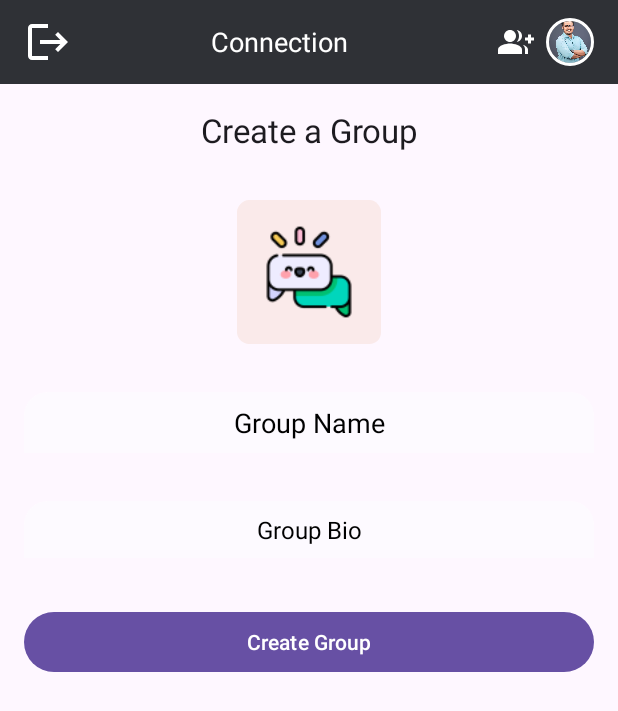
After one commit to jubayerappdev/Connection, an Android app: the CreateGroupFragment screen opened through its navigation route, on a phone screen of 412 x 824 dp. The commit adds this screen. Shown: the top 711 px of the screen. Run offline under Robolectric (Android 15) with nearby library versions, the phone set to English and light mode, and no system bars; our stand-ins replace CircleImageView, Firebase (no records; nobody signed in at launch, a user with empty details on screens opened directly); libraries missing offline, so code that uses them is left out: com.karumi.dexter; 2 statements that could not run were skipped.

```diff
--- /dev/null
+++ b/app/src/main/java/com/creativeitinstitute/connection/CreateGroupFragment.kt
@@ -0,0 +1,22 @@
+package com.creativeitinstitute.connection
+
+import android.os.Bundle
+import androidx.fragment.app.Fragment
+import android.view.LayoutInflater
+import android.view.View
+import android.view.ViewGroup
+
+
+class CreateGroupFragment : Fragment() {
+
+
+    override fun onCreateView(
+        inflater: LayoutInflater, container: ViewGroup?,
+        savedInstanceState: Bundle?
+    ): View? {
+        // Inflate the layout for this fragment
+        return inflater.inflate(R.layout.fragment_create_group, container, false)
+    }
+
+
+}
--- a/app/src/main/java/com/creativeitinstitute/connection/EditProfileFragment.kt
+++ b/app/src/main/java/com/creativeitinstitute/connection/EditProfileFragment.kt
@@ -15,7 +15,7 @@ import com.creativeitinstitute.connection.databinding.FragmentEditProfileBinding
 import com.creativeitinstitute.connection.databinding.FragmentProfileBinding
 import com.creativeitinstitute.connection.nodes.DBNODES
 import com.creativeitinstitute.connection.utils.User
-import com.creativeitinstitute.connection.views.profile.ProfileFragment.Companion.USERID
+//import com.creativeitinstitute.connection.views.profile.ProfileFragment.Companion.USERID
 import com.github.dhaval2404.imagepicker.ImagePicker
 import com.google.firebase.auth.FirebaseAuth
 import com.google.firebase.auth.FirebaseUser
--- a/app/src/main/java/com/creativeitinstitute/connection/nodes/DBNODES.kt
+++ b/app/src/main/java/com/creativeitinstitute/connection/nodes/DBNODES.kt
@@ -2,4 +2,5 @@ package com.creativeitinstitute.connection.nodes
 
 object DBNODES {
     const val USER = "User"
+    const val CHATS = "Chats"
 }
--- a/app/src/main/res/layout/fragment_chat.xml
+++ b/app/src/main/res/layout/fragment_chat.xml
@@ -50,6 +50,7 @@
             app:layout_constraintTop_toTopOf="@id/profile_image" />
 
         <TextView
+            android:id="@+id/emailTV"
             android:layout_width="wrap_content"
             android:layout_height="wrap_content"
             android:fontFamily="@font/roboto"
@@ -96,6 +97,7 @@
         app:layout_constraintEnd_toEndOf="parent"
         app:layout_constraintStart_toStartOf="parent">
         <EditText
+            android:id="@+id/inputMsg"
             android:drawableStart="@drawable/ic_write_24"
             android:textColorHint="@color/purple_text"
             android:layout_margin="4dp"
--- /dev/null
+++ b/app/src/main/res/layout/fragment_create_group.xml
@@ -0,0 +1,81 @@
+<?xml version="1.0" encoding="utf-8"?>
+<LinearLayout xmlns:android="http://schemas.android.com/apk/res/android"
+    xmlns:tools="http://schemas.android.com/tools"
+    android:layout_width="match_parent"
+    android:layout_height="match_parent"
+    xmlns:app="http://schemas.android.com/apk/res-auto"
+    android:orientation="vertical"
+    android:gravity="center_horizontal"
+    tools:context=".CreateGroupFragment">
+
+    <include
+        android:id="@+id/topBar"
+        layout="@layout/topbar"
+        android:layout_width="match_parent"
+        android:layout_height="wrap_content"
+        app:layout_constraintEnd_toEndOf="parent"
+        app:layout_constraintStart_toStartOf="parent"
+        app:layout_constraintTop_toTopOf="parent" />
+
+    <TextView
+        android:layout_margin="16dp"
+        android:fontFamily="@font/roboto"
+        android:textAppearance="@style/TextAppearance.Material3.TitleLarge"
+        android:gravity="center"
+        android:text="Create a Group"
+        android:layout_width="match_parent"
+        android:layout_height="wrap_content"/>
+
+    <ImageView
+        android:id="@+id/profileImage"
+        android:layout_margin="16dp"
+        android:layout_width="96dp"
+        android:layout_height="96dp"
+        android:layout_gravity="center_horizontal"
+        android:contentDescription="Profile Image"
+        android:scaleType="centerCrop"
+        android:src="@mipmap/ic_launcher_round" />
+
+    <EditText
+        android:id="@+id/fullName"
+        android:padding="8dp"
+        android:background="@drawable/top_rounded_chat_back"
+        android:paddingHorizontal="16dp"
+        android:gravity="center"
+        android:inputType="text"
+        android:layout_width="match_parent"
+        android:layout_height="wrap_content"
+        android:layout_gravity="center_horizontal"
+        android:layout_margin="16dp"
+        android:text="Group Name"
+        android:textColor="@android:color/black"
+
+        />
+
+
+
+    <EditText
+        android:id="@+id/bio"
+        android:paddingHorizontal="16dp"
+        android:gravity="center"
+        android:padding="8dp"
+        android:background="@drawable/top_rounded_chat_back"
+        android:layout_width="match_parent"
+        android:layout_height="wrap_content"
+        android:layout_gravity="center_horizontal"
+        android:layout_margin="16dp"
+        android:inputType="text"
+        android:text="Group Bio"
+        android:textColor="@android:color/black"
+        android:textSize="16sp" />
+
+    <Button
+        android:id="@+id/saveUserBTn"
+        android:layout_width="match_parent"
+        android:layout_height="wrap_content"
+        android:layout_margin="16dp"
+        android:text="Create Group" />
+
+
+
+</LinearLayout>
--- a/app/src/main/res/layout/item_left_chat.xml
+++ b/app/src/main/res/layout/item_left_chat.xml
@@ -7,7 +7,7 @@
     xmlns:app="http://schemas.android.com/apk/res-auto">
 
     <TextView
-        android:id="@+id/leftChatUI"
+        android:id="@+id/chatTV"
         android:textAppearance="@style/TextAppearance.Material3.TitleMedium"
         android:fontFamily="@font/roboto"
         android:layout_margin="4dp"
--- a/app/src/main/res/layout/item_right_chat.xml
+++ b/app/src/main/res/layout/item_right_chat.xml
@@ -9,7 +9,7 @@
     xmlns:app="http://schemas.android.com/apk/res-auto">
 
     <TextView
-        android:id="@+id/rightChatUI"
+        android:id="@+id/chatTV"
         android:textAppearance="@style/TextAppearance.Material3.TitleMedium"
         android:fontFamily="@font/roboto"
         android:layout_margin="4dp"
--- a/app/src/main/res/navigation/main_nav.xml
+++ b/app/src/main/res/navigation/main_nav.xml
@@ -16,6 +16,9 @@
         <action
             android:id="@+id/action_homeFragment_to_profileFragment"
             app:destination="@id/profileFragment" />
+        <action
+            android:id="@+id/action_homeFragment_to_createGroupFragment"
+            app:destination="@id/createGroupFragment" />
     </fragment>
     <fragment
         android:id="@+id/loginFragment"
@@ -69,4 +72,9 @@
         android:name="com.creativeitinstitute.connection.ChatFragment"
         android:label="fragment_chat"
         tools:layout="@layout/fragment_chat" />
+    <fragment
+        android:id="@+id/createGroupFragment"
+        android:name="com.creativeitinstitute.connection.CreateGroupFragment"
+        android:label="fragment_create_group"
+        tools:layout="@layout/fragment_create_group" />
 </navigation>
```
Also changed, not shown: app/src/main/java/com/creativeitinstitute/connection/ChatAdapter.kt (added, +71 -0 lines), app/src/main/java/com/creativeitinstitute/connection/ChatFragment.kt (+139 -37 lines), app/src/main/java/com/creativeitinstitute/connection/data/models/Message.kt (+21 -6 lines), app/src/main/java/com/creativeitinstitute/connection/views/profile/ProfileFragment.kt (+8 -2 lines).
